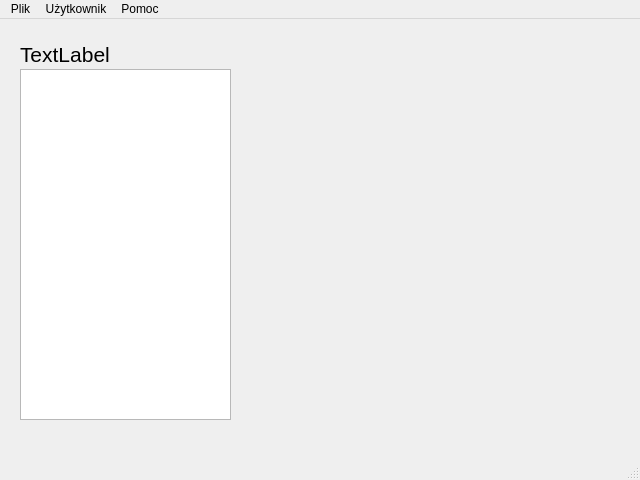
twardakm/zarzadzanie_projektami, file oknoglowne.ui: the form before one commit.
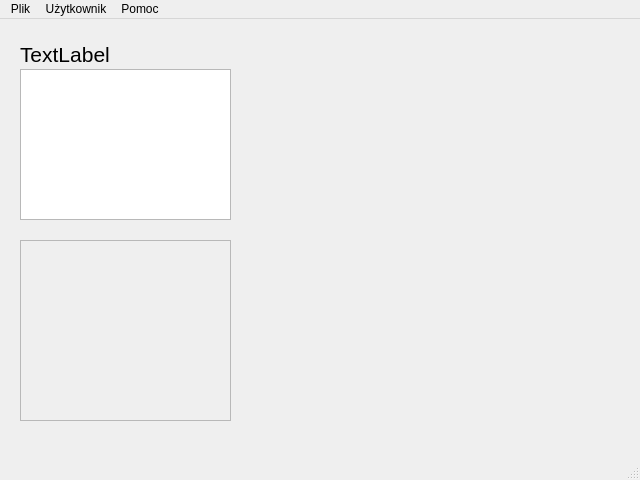
The form after the commit.

What changed in the file:
```diff
--- a/oknoglowne.ui
+++ b/oknoglowne.ui
@@ -39,12 +39,28 @@
     </property>
    </widget>
    <widget class="QListWidget" name="listaProjektow">
+    <property name="enabled">
+     <bool>true</bool>
+    </property>
     <property name="geometry">
      <rect>
       <x>20</x>
       <y>50</y>
       <width>211</width>
-      <height>351</height>
+      <height>151</height>
+     </rect>
+    </property>
+   </widget>
+   <widget class="QListWidget" name="listaUczestnikow">
+    <property name="enabled">
+     <bool>false</bool>
+    </property>
+    <property name="geometry">
+     <rect>
+      <x>20</x>
+      <y>221</y>
+      <width>211</width>
+      <height>181</height>
      </rect>
     </property>
    </widget>
```
